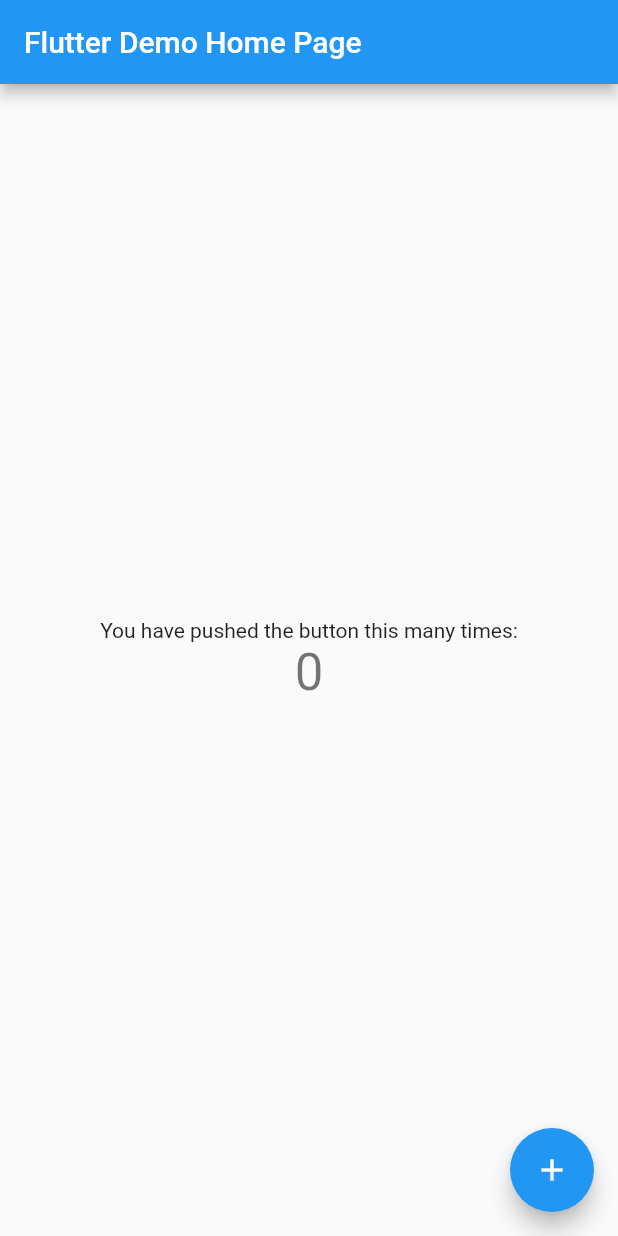
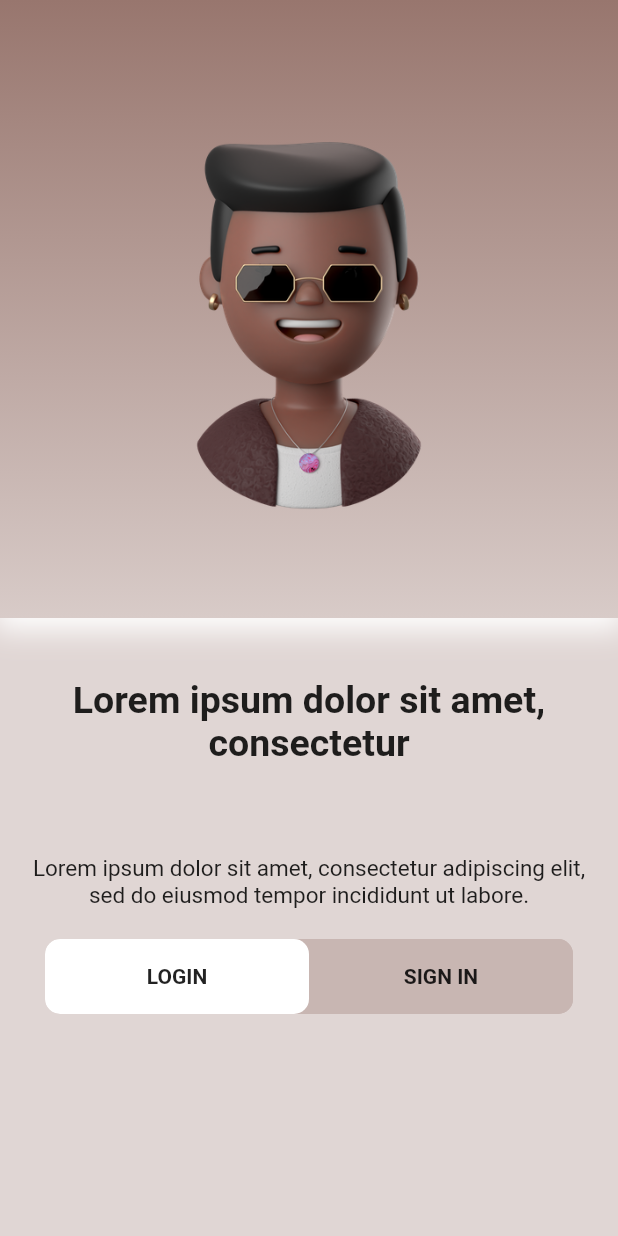
Before and after one commit to njammy/facehub, a Flutter app: the screen it shows after launch, on a phone screen of 412 x 824 dp. Run offline on Flutter 3.47's test engine with Material 2 defaults, Android fonts, the light colour scheme and no system bars.

Commit message:
integrate facehub ui

```diff
--- a/lib/main.dart
+++ b/lib/main.dart
@@ -1,3 +1,5 @@
+import 'package:facehub/widget/facehubbutton.dart';
+import 'package:facehub/widget/hubcard.dart';
 import 'package:flutter/material.dart';
 
 void main() {
@@ -6,24 +8,14 @@
 
 class MyApp extends StatelessWidget {
   const MyApp({Key? key}) : super(key: key);
-
-  // This widget is the root of your application.
   @override
   Widget build(BuildContext context) {
     return MaterialApp(
       title: 'Flutter Demo',
       theme: ThemeData(
-        // This is the theme of your application.
-        //
-        // Try running your application with "flutter run". You'll see the
-        // application has a blue toolbar. Then, without quitting the app, try
-        // changing the primarySwatch below to Colors.green and then invoke
-        // "hot reload" (press "r" in the console where you ran "flutter run",
-        // or simply save your changes to "hot reload" in a Flutter IDE).
-        // Notice that the counter didn't reset back to zero; the application
-        // is not restarted.
         primarySwatch: Colors.blue,
       ),
+      debugShowCheckedModeBanner: false,
       home: const MyHomePage(title: 'Flutter Demo Home Page'),
     );
   }
@@ -31,85 +23,57 @@
 
 class MyHomePage extends StatefulWidget {
   const MyHomePage({Key? key, required this.title}) : super(key: key);
-
-  // This widget is the home page of your application. It is stateful, meaning
-  // that it has a State object (defined below) that contains fields that affect
-  // how it looks.
-
-  // This class is the configuration for the state. It holds the values (in this
-  // case the title) provided by the parent (in this case the App widget) and
-  // used by the build method of the State. Fields in a Widget subclass are
-  // always marked "final".
-
   final String title;
-
   @override
   State<MyHomePage> createState() => _MyHomePageState();
 }
 
 class _MyHomePageState extends State<MyHomePage> {
-  int _counter = 0;
-
-  void _incrementCounter() {
-    setState(() {
-      // This call to setState tells the Flutter framework that something has
-      // changed in this State, which causes it to rerun the build method below
-      // so that the display can reflect the updated values. If we changed
-      // _counter without calling setState(), then the build method would not be
-      // called again, and so nothing would appear to happen.
-      _counter++;
-    });
-  }
-
   @override
   Widget build(BuildContext context) {
-    // This method is rerun every time setState is called, for instance as done
-    // by the _incrementCounter method above.
-    //
-    // The Flutter framework has been optimized to make rerunning build methods
-    // fast, so that you can just rebuild anything that needs updating rather
-    // than having to individually change instances of widgets.
     return Scaffold(
-      appBar: AppBar(
-        // Here we take the value from the MyHomePage object that was created by
-        // the App.build method, and use it to set our appbar title.
-        title: Text(widget.title),
-      ),
-      body: Center(
-        // Center is a layout widget. It takes a single child and positions it
-        // in the middle of the parent.
-        child: Column(
-          // Column is also a layout widget. It takes a list of children and
-          // arranges them vertically. By default, it sizes itself to fit its
-          // children horizontally, and tries to be as tall as its parent.
-          //
-          // Invoke "debug painting" (press "p" in the console, choose the
-          // "Toggle Debug Paint" action from the Flutter Inspector in Android
-          // Studio, or the "Toggle Debug Paint" command in Visual Studio Code)
-          // to see the wireframe for each widget.
-          //
-          // Column has various properties to control how it sizes itself and
-          // how it positions its children. Here we use mainAxisAlignment to
-          // center the children vertically; the main axis here is the vertical
-          // axis because Columns are vertical (the cross axis would be
-          // horizontal).
-          mainAxisAlignment: MainAxisAlignment.center,
-          children: <Widget>[
-            const Text(
-              'You have pushed the button this many times:',
-            ),
-            Text(
-              '$_counter',
-              style: Theme.of(context).textTheme.headline4,
-            ),
-          ],
+      backgroundColor: const Color(0xffE0D6D4),
+      body: SingleChildScrollView(
+        child: Container(
+          height: MediaQuery.of(context).size.height,
+          width: double.maxFinite,
+          color: const Color(0xffE0D6D4),
+          child: Column(
+            mainAxisAlignment: MainAxisAlignment.start,
+            children: [
+              const HubFace(profilPath: "images/avatar.png"),
+              Container(
+                margin: const EdgeInsets.only(
+                    top: 40, bottom: 40, left: 25, right: 25),
+                child: Column(
+                  children: const [
+                    Text(
+                      "Lorem ipsum dolor sit amet, consectetur",
+                      textAlign: TextAlign.center,
+                      style:
+                          TextStyle(fontWeight: FontWeight.bold, fontSize: 25),
+                    )
+                  ],
+                ),
+              ),
+              Container(
+                margin: const EdgeInsets.only(
+                    top: 20, bottom: 20, left: 15, right: 15),
+                child: Column(
+                  children: const [
+                    Text(
+                      "Lorem ipsum dolor sit amet, consectetur adipiscing elit, sed do eiusmod tempor incididunt ut labore.",
+                      textAlign: TextAlign.center,
+                      style: TextStyle(fontSize: 15),
+                    )
+                  ],
+                ),
+              ),
+              const FaceHubButton()
+            ],
+          ),
         ),
       ),
-      floatingActionButton: FloatingActionButton(
-        onPressed: _incrementCounter,
-        tooltip: 'Increment',
-        child: const Icon(Icons.add),
-      ), // This trailing comma makes auto-formatting nicer for build methods.
     );
   }
 }
--- /dev/null
+++ b/lib/widget/facehubbutton.dart
@@ -0,0 +1,50 @@
+import 'package:flutter/material.dart';
+
+class FaceHubButton extends StatelessWidget {
+  const FaceHubButton({Key? key}) : super(key: key);
+
+  @override
+  Widget build(BuildContext context) {
+    return Container(
+      margin: const EdgeInsets.only(left: 30, right: 30),
+      height: 50,
+      decoration: BoxDecoration(
+        color: const Color(0xffC8B6B2),
+        borderRadius: BorderRadius.circular(10),
+      ),
+      child: Row(
+        children: [
+          Expanded(
+            child: Container(
+                height: 50,
+                decoration: BoxDecoration(
+                  color: Colors.white,
+                  borderRadius: BorderRadius.circular(10),
+                ),
+                child: const Center(
+                  child: Text(
+                    "LOGIN",
+                    style: TextStyle(fontWeight: FontWeight.bold),
+                  ),
+                )),
+          ),
+          Expanded(
+            child: Container(
+              height: 50,
+              decoration: BoxDecoration(
+                color: const Color(0xffC8B6B2),
+                borderRadius: BorderRadius.circular(10),
+              ),
+              child: const Center(
+                child: Text(
+                  "SIGN IN",
+                  style: TextStyle(fontWeight: FontWeight.bold),
+                ),
+              ),
+            ),
+          )
+        ],
+      ),
+    );
+  }
+}
--- /dev/null
+++ b/lib/widget/hubcard.dart
@@ -0,0 +1,35 @@
+import 'package:flutter/material.dart';
+
+class HubFace extends StatelessWidget {
+  const HubFace({Key? key, required this.profilPath}) : super(key: key);
+  final String profilPath;
+  @override
+  Widget build(BuildContext context) {
+    return Container(
+      width: double.maxFinite,
+      height: MediaQuery.of(context).size.height * .5,
+      decoration: const BoxDecoration(
+        gradient: LinearGradient(
+          begin: Alignment.topCenter,
+          end: Alignment.bottomCenter,
+          colors: <Color>[Color(0xff98766E), Color(0xffD8CBC8)],
+        ),
+        boxShadow: [
+          BoxShadow(
+            color: Colors.white,
+            offset: Offset(0.0, 4.0),
+            blurRadius: 15.0,
+            spreadRadius: 4.0,
+          ),
+        ],
+      ),
+      child: Center(
+        child: Image.asset(
+          profilPath,
+          width: 300,
+          height: 300,
+        ),
+      ),
+    );
+  }
+}
--- a/pubspec.yaml
+++ b/pubspec.yaml
@@ -58,8 +58,8 @@
   uses-material-design: true
 
   # To add assets to your application, add an assets section, like this:
-  # assets:
-  #   - images/a_dot_burr.jpeg
+  assets:
+    - images/avatar.png
   #   - images/a_dot_ham.jpeg
 
   # An image asset can refer to one or more resolution-specific "variants", see
```
Also changed, not shown: images/avatar.png (added), 1 other file.
